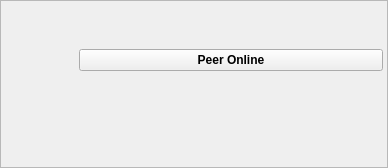
Above: retroshare-gui/src/gui/toaster/OnlineToaster.ui from RetroShare/RetroShare before the change. Below: the same form after it.
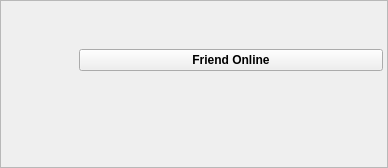
That is the form after the change. Icons and pictures are not drawn.

Commit message: renamed Peer Connect/Online to Friend Connect/Online

What changed in the file:
```diff
--- a/retroshare-gui/src/gui/toaster/OnlineToaster.ui
+++ b/retroshare-gui/src/gui/toaster/OnlineToaster.ui
@@ -147,8 +147,8 @@
            <string notr="true" >color: qlineargradient(x1: 0, y1: 0, x2: 0, y2: 1,
                                      stop: 0 #49881F, stop: 1 #49881F );</string>
           </property>
-          <property name="text" >
-           <string>Peer Online</string>
+          <property name="text">
+           <string>Friend Online</string>
           </property>
          </widget>
         </item>
```
Left out of the diff: 142 changed lines with no effect on the pictures. The commit also changes 1 other file.
